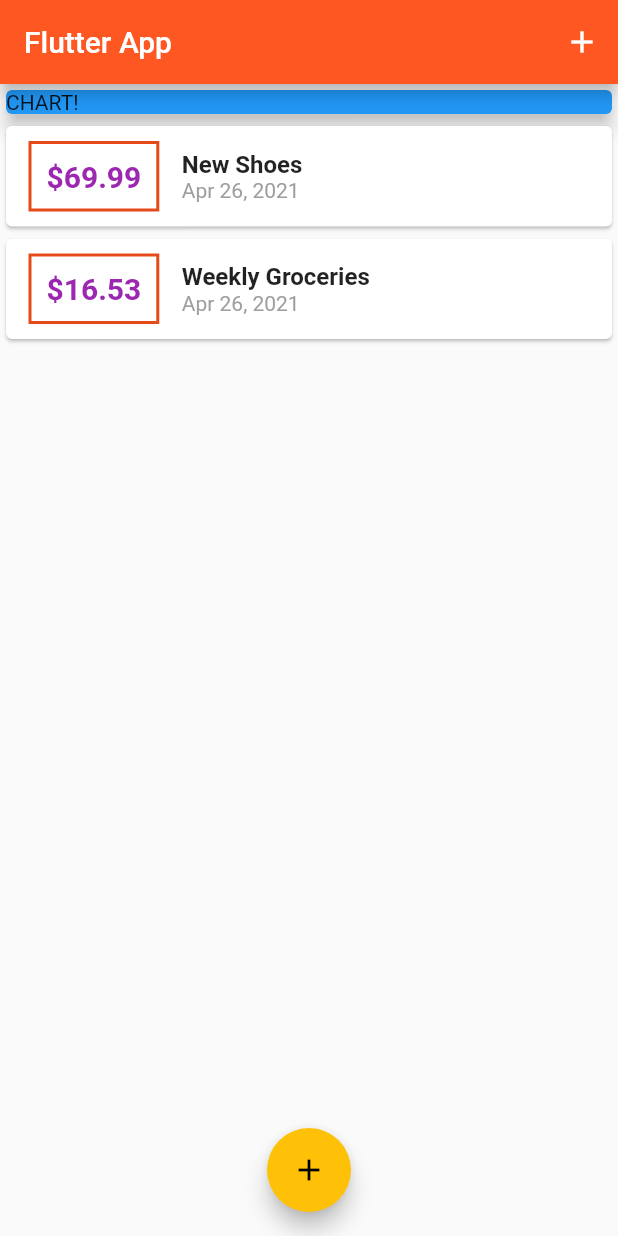
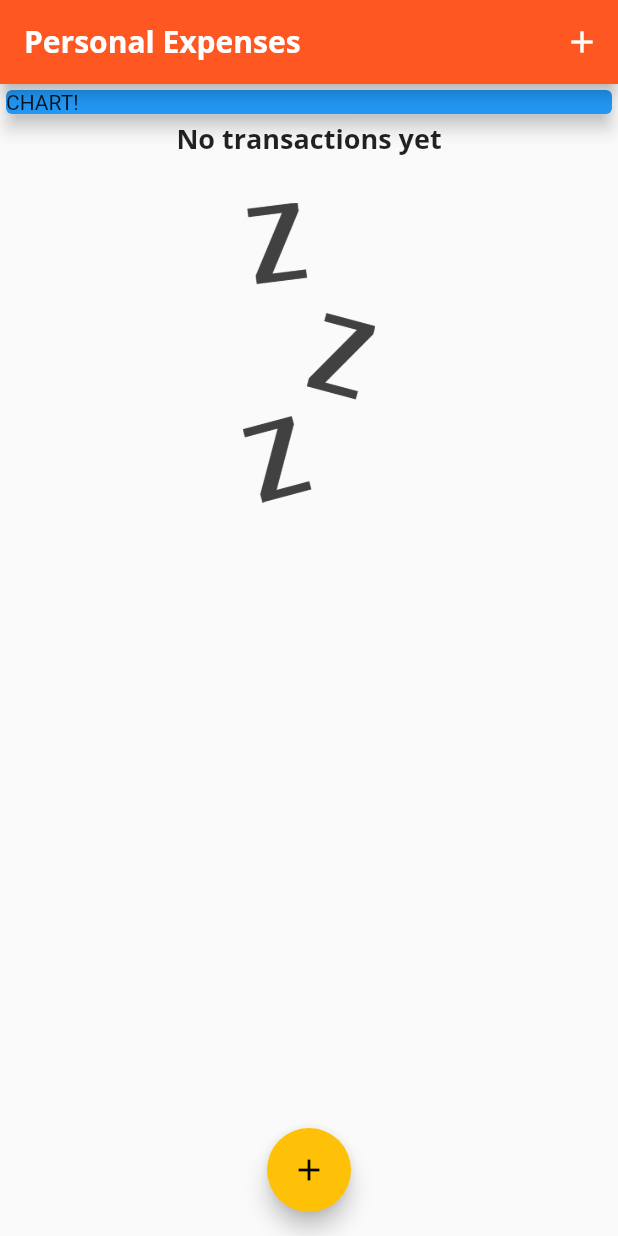
Before and after one commit to axe76/Flutter-Trials, a Flutter app: the screen it shows after launch, on a phone screen of 412 x 824 dp. Run offline on Flutter 3.47's test engine with Material 2 defaults, Android fonts, the phone set to English and light mode, and no system bars.

Commit message:
Styling and chart started

```diff
--- a/expenses_app/lib/main.dart
+++ b/expenses_app/lib/main.dart
@@ -10,8 +10,25 @@ class MyApp extends StatelessWidget {
   @override
   Widget build(BuildContext context) {
     return MaterialApp(
-      theme: ThemeData(accentColor: Colors.amber,primarySwatch: Colors.deepOrange),
-      title: 'Flutter App',
+      theme: ThemeData(
+        accentColor: Colors.amber,
+        primarySwatch: Colors.deepOrange,
+        fontFamily: 'Quicksand',
+        textTheme: ThemeData.light().textTheme.copyWith(
+            title: TextStyle(
+              fontFamily: 'OpenSans',
+              fontSize: 18,
+              fontWeight: FontWeight.bold)
+          ),
+        appBarTheme: AppBarTheme(
+          textTheme: ThemeData.light().textTheme.copyWith(
+            title: TextStyle(
+              fontFamily: 'OpenSans',
+              fontSize: 20,
+              fontWeight: FontWeight.bold)
+          )
+        )),
+      title: 'Personal Expenses',
       home: MyHomePage(),
     );
   }
@@ -26,18 +43,18 @@ class MyHomePage extends StatefulWidget {
 
 class _MyHomePageState extends State<MyHomePage> {
   final List<Transaction> _userTransactions = [
-    Transaction(
-      id: 't1',
-      title: 'New Shoes',
-      amount: 69.99,
-      date: DateTime.now(),
-    ),
-    Transaction(
-      id: 't2',
-      title: 'Weekly Groceries',
-      amount: 16.53,
-      date: DateTime.now(),
-    ),
+    // Transaction(
+    //   id: 't1',
+    //   title: 'New Shoes',
+    //   amount: 69.99,
+    //   date: DateTime.now(),
+    // ),
+    // Transaction(
+    //   id: 't2',
+    //   title: 'Weekly Groceries',
+    //   amount: 16.53,
+    //   date: DateTime.now(),
+    // ),
   ];
 
   void _addNewTransaction(String txTitle, double txAmount) {
@@ -70,7 +87,7 @@ class _MyHomePageState extends State<MyHomePage> {
   Widget build(BuildContext context) {
     return Scaffold(
       appBar: AppBar(
-        title: Text('Flutter App'),
+        title: Text('Personal Expenses'),
         actions: <Widget>[
           IconButton(
             icon: Icon(Icons.add),
--- /dev/null
+++ b/expenses_app/lib/widgets/chart.dart
@@ -0,0 +1,35 @@
+import 'package:flutter/material.dart';
+import 'package:intl/intl.dart';
+
+import '../models/transaction.dart';
+
+class Chart extends StatelessWidget {
+
+  final List<Transaction> transactions;
+
+  Chart(this.transactions);
+
+  List<Map<String,Object>> get getGroupedTransactions{
+    return List.generate(7, (index) {
+      final weekday = DateTime.now().subtract(Duration(days: index));
+      var totalSum = 0.0;
+
+      for(int i = 0;i<transactions.length;i++){
+        if(transactions[i].date.day == weekday.day &&
+        transactions[i].date.month == weekday.month &&
+        transactions[i].date.year == weekday.year){
+          totalSum += transactions[i].amount;
+        }
+      }
+
+      return {'day':DateFormat.E(weekday),'amount':totalSum};
+    });
+  }
+
+  @override
+  Widget build(BuildContext context) {
+    return Row(
+
+    );
+  }
+}
--- a/expenses_app/lib/widgets/transaction_list.dart
+++ b/expenses_app/lib/widgets/transaction_list.dart
@@ -12,7 +12,15 @@ class TransactionList extends StatelessWidget {
   Widget build(BuildContext context) {
     return Container(
       height: 300,
-      child: ListView.builder(
+      child: transactions.isEmpty ? Column(
+        children: [
+          Text("No transactions yet", style: Theme.of(context).textTheme.title),
+          SizedBox(height: 30,),
+          Container(
+            height: 200,
+            child:Image.asset('assets/images/waiting.png',fit: BoxFit.cover,))
+        ]
+      ) : ListView.builder(
         itemBuilder: (ctx, index) {
           return Card(
             child: Row(
@@ -43,10 +51,7 @@ class TransactionList extends StatelessWidget {
                   children: <Widget>[
                     Text(
                       transactions[index].title,
-                      style: TextStyle(
-                        fontSize: 16,
-                        fontWeight: FontWeight.bold,
-                      ),
+                      style: Theme.of(context).textTheme.title,
                     ),
                     Text(
                       DateFormat.yMMMd().format(transactions[index].date),
```
Also changed, not shown: expenses_app/pubspec.yaml (+14 -8 lines), expenses_app/assets/fonts/OpenSans-Bold.ttf (added), expenses_app/assets/fonts/OpenSans-Regular.ttf (added), expenses_app/assets/fonts/Quicksand-Bold.ttf (added), expenses_app/assets/fonts/Quicksand-Light.ttf (added), expenses_app/assets/fonts/Quicksand-Medium.ttf (added), expenses_app/assets/fonts/Quicksand-Regular.ttf (added), expenses_app/assets/images/waiting.png (added).
